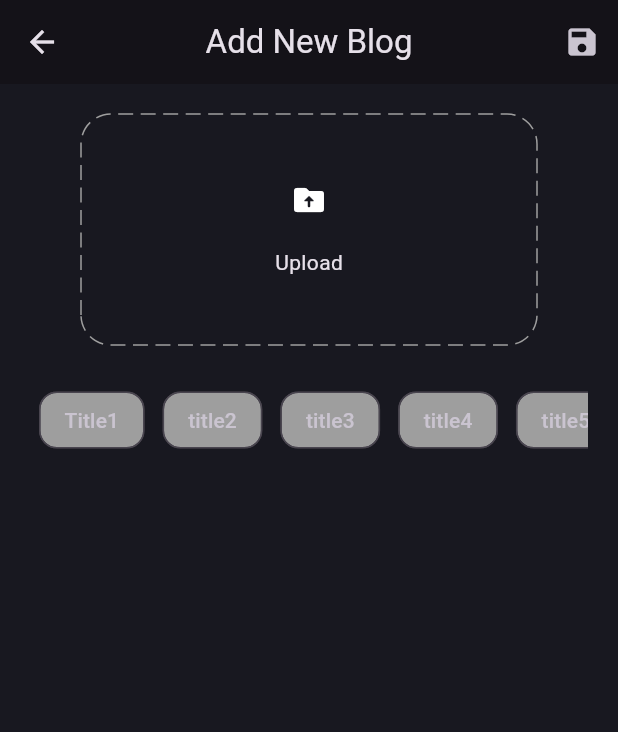
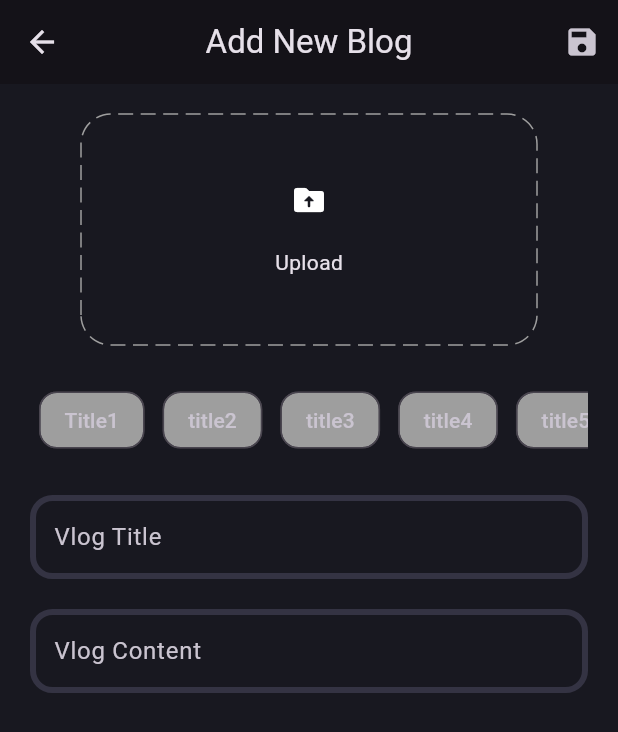
Before and after one commit to anasbayoumy/wlog, a Flutter app: the AddNewBlogPage screen opened directly, on a phone screen of 412 x 824 dp. Shown: the top 732 px of the screen. Run offline on Flutter 3.47's test engine with Material 3 defaults, Android fonts, the phone set to English and light mode, and no system bars; drawn by our look-alikes of dotted_border; our stand-ins replace bloc, flutter_bloc, fpdart, get_it, supabase_flutter; accounts and stored records are empty.

Commit message:
ya mosoahell

```diff
--- a/lib/features/blog/presentation/pages/add_new_blog.dart
+++ b/lib/features/blog/presentation/pages/add_new_blog.dart
@@ -1,5 +1,6 @@
 import 'package:dotted_border/dotted_border.dart';
 import 'package:flutter/material.dart';
+import 'package:wlog/features/blog/presentation/widgets/textfield_content.dart';
 
 class AddNewBlogPage extends StatefulWidget {
   const AddNewBlogPage({super.key});
@@ -9,6 +10,16 @@ class AddNewBlogPage extends StatefulWidget {
 }
 
 class _AddNewBlogPageState extends State<AddNewBlogPage> {
+  final TextEditingController titleController = TextEditingController();
+  final TextEditingController contentController = TextEditingController();
+
+  @override
+  void dispose() {
+    titleController.dispose();
+    contentController.dispose();
+    super.dispose();
+  }
+
   @override
   Widget build(BuildContext context) {
     return Scaffold(
@@ -74,6 +85,18 @@ class _AddNewBlogPageState extends State<AddNewBlogPage> {
                       .toList(),
                 ),
               ),
+              const SizedBox(height: 20),
+              TextFieldContent(
+                hintText: 'Vlog Title',
+                controller: titleController,
+                maxlines: 1,
+              ),
+              const SizedBox(height: 20),
+              TextFieldContent(
+                hintText: 'Vlog Content',
+                controller: contentController,
+                maxlines: null,
+              ),
             ],
           ),
         ),
--- a/lib/features/blog/presentation/widgets/textfield_content.dart
+++ b/lib/features/blog/presentation/widgets/textfield_content.dart
@@ -2,10 +2,14 @@ import 'package:flutter/material.dart';
 
 class TextFieldContent extends StatelessWidget {
   const TextFieldContent(
-      {super.key, required this.hintText, required this.controller});
+      {super.key,
+      required this.hintText,
+      required this.controller,
+      required this.maxlines});
 
   final String hintText;
   final TextEditingController controller;
+  final int? maxlines;
 
   @override
   Widget build(BuildContext context) {
@@ -17,6 +21,7 @@ class TextFieldContent extends StatelessWidget {
         ),
       ),
       controller: controller,
+      maxLines: maxlines,
     );
   }
 }
```
